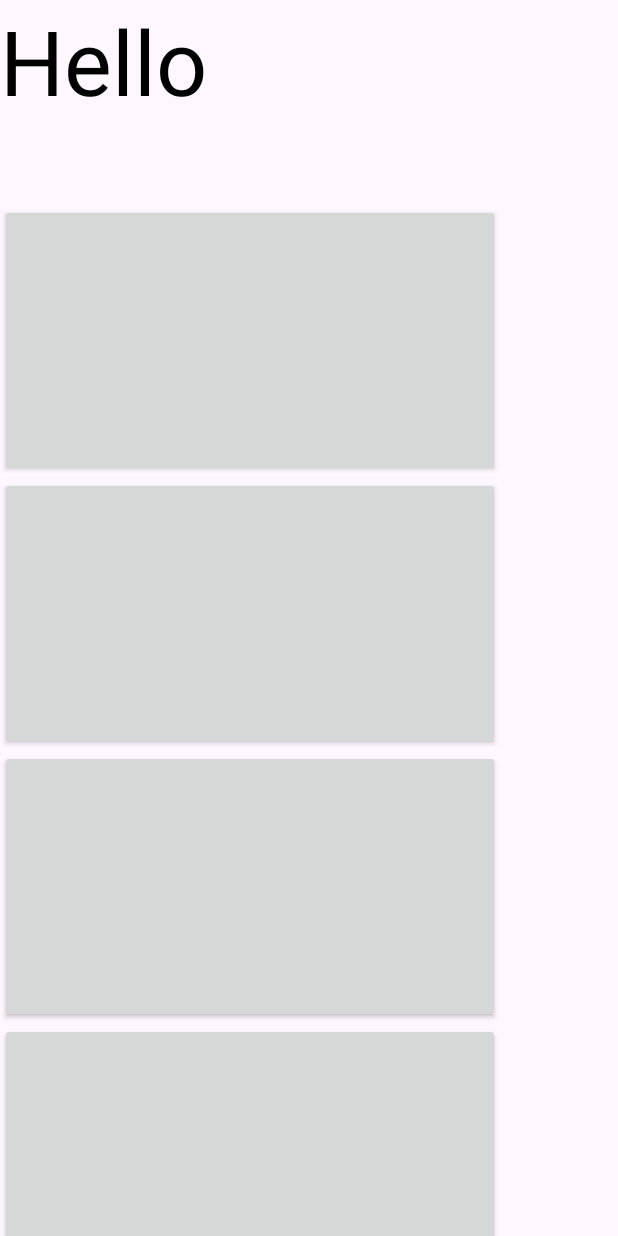
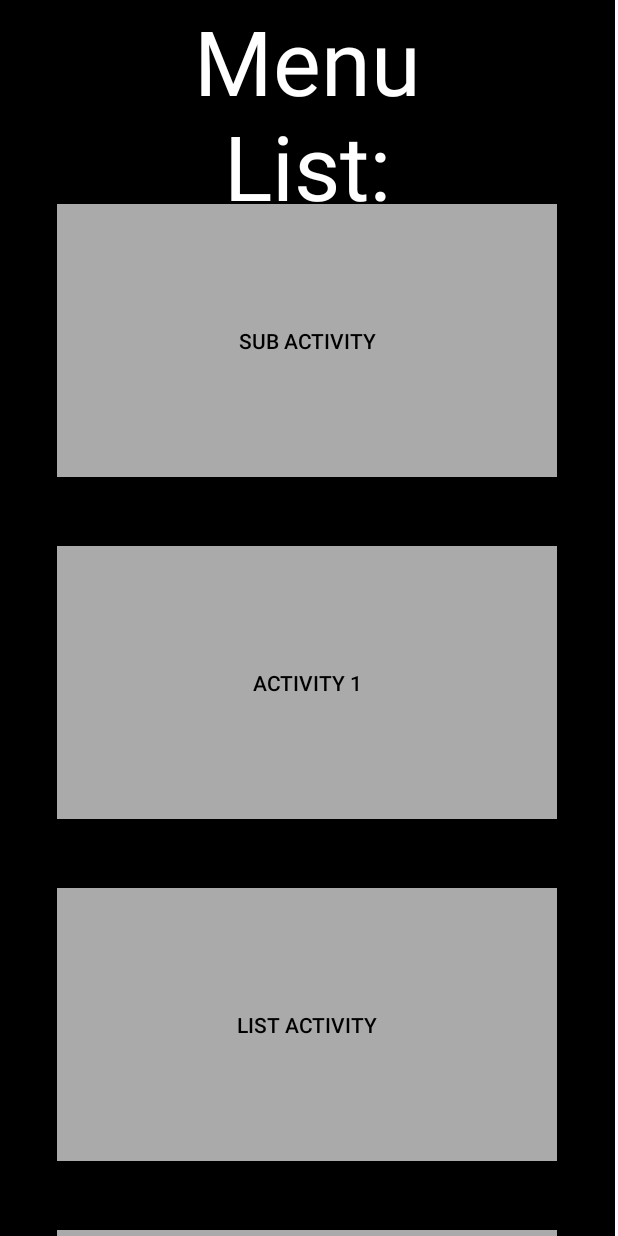
Before and after one commit to rohm08lee/Test01, an Android app: the screen it shows after launch (MainActivity), on a phone screen of 412 x 824 dp. Run offline under Robolectric (Android 15) with nearby library versions, the phone set to English and light mode, and no system bars.

Commit message:
Decorated by menu of features.

```diff
--- a/app/src/main/res/layout/activity_main.xml
+++ b/app/src/main/res/layout/activity_main.xml
@@ -4,9 +4,11 @@
     android:layout_height="wrap_content"
     xmlns:android="http://schemas.android.com/apk/res/android"
     android:orientation="vertical">
+
     <ScrollView
         android:layout_width="wrap_content"
-        android:layout_height="wrap_content">
+        android:layout_height="wrap_content"
+        android:background="@color/black">
 
         <LinearLayout
             android:id="@+id/simpleListView"
@@ -14,43 +16,90 @@
             android:layout_height="wrap_content"
             android:divider="#f00"
             android:dividerHeight="1dp"
-                android:orientation="vertical" >
-        <ListView
-                android:id="@+id/simpleImageListView"
-                android:layout_width="fill_parent"
-                android:layout_height="wrap_content"
-                android:divider="@color/material_blue_grey_800"
-                android:dividerHeight="1dp"
-                android:footerDividersEnabled="false" />
+            android:orientation="vertical">
+
             <TextView
                 android:id="@+id/textView"
-                android:layout_width="334dp"
+                android:layout_width="238dp"
                 android:layout_height="136dp"
+                android:layout_gravity="center_horizontal"
                 android:layout_weight="1"
-                android:textColor="#000001"
-                android:text="Hello"
+                android:gravity="center"
+                android:text="Menu List:"
+                android:textColor="@color/white"
                 android:textSize="60sp" />
+
+            <!--TextView
+                android:layout_width="299dp"
+                android:layout_height="29dp"
+                android:gravity=""
+                android:fontFamily="@string/material_motion_easing_accelerated"
+                android:text="By Roy"
+                android:textColor="@color/white"
+                android:textSize="10sp" /-->
 
             <Button
                 android:id="@+id/button1"
                 android:layout_width="333dp"
                 android:layout_height="182dp"
-                android:layout_weight="1"/>
+                android:gravity="center"
+                android:layout_gravity="center_horizontal"
+                android:layout_weight="1"
+                android:background="@android:color/darker_gray"
+                android:text="Sub Activity"
+                android:textColor="@android:color/black" />
+
+            <View
+                android:id="@+id/empty1"
+                android:layout_width="333dp"
+                android:layout_height="46dp"
+                android:layout_weight="1" />
+
             <Button
                 android:id="@+id/button2"
                 android:layout_width="333dp"
                 android:layout_height="182dp"
+                android:layout_weight="1"
+                android:gravity="center"
+                android:layout_gravity="center_horizontal"
+                android:background="@android:color/darker_gray"
+                android:text="Activity 1"
+                android:textColor="@android:color/black" />
+
+            <View
+                android:id="@+id/empty2"
+                android:layout_width="333dp"
+                android:layout_height="46dp"
                 android:layout_weight="1" />
+
             <Button
                 android:id="@+id/button3"
                 android:layout_width="333dp"
                 android:layout_height="182dp"
+                android:layout_weight="1"
+                android:gravity="center"
+                android:layout_gravity="center_horizontal"
+                android:background="@android:color/darker_gray"
+                android:text="List Activity"
+                android:textColor="@android:color/black" />
+
+            <View
+                android:id="@+id/empty3"
+                android:layout_width="333dp"
+                android:layout_height="46dp"
                 android:layout_weight="1" />
+
             <Button
                 android:id="@+id/button4"
                 android:layout_width="333dp"
                 android:layout_height="182dp"
-                    android:layout_weight="1" />
+                android:layout_weight="1"
+                android:gravity="center"
+                android:layout_gravity="center_horizontal"
+                android:background="@android:color/darker_gray"
+                android:text="List Image Activity"
+                android:textColor="@android:color/black" />
+
 
             <EditText
                 android:id="@+id/editTextTime"
@@ -58,7 +107,28 @@
                 android:layout_height="67dp"
                 android:layout_weight="2"
                 android:ems="10"
-                    android:inputType="time"/>
+                android:inputType="time" />
+
+            <TextView
+                android:id="@+id/textView2"
+                android:layout_width="match_parent"
+                android:layout_height="wrap_content"
+                android:layout_weight="1"
+                android:text="TextView" />
+
+            <TextView
+                android:id="@+id/textView3"
+                android:layout_width="match_parent"
+                android:layout_height="wrap_content"
+                android:layout_weight="1"
+                android:text="TextView" />
+
+            <TextView
+                android:id="@+id/textView4"
+                android:layout_width="match_parent"
+                android:layout_height="wrap_content"
+                android:layout_weight="1"
+                android:text="TextView" />
 
         </LinearLayout>
     </ScrollView>
```
Also changed, not shown: app/src/main/res/layout/activity1.xml (+7 -5 lines), app/src/main/res/layout/activity_list.xml (+12 -7 lines), app/src/main/res/layout/activity_list_images.xml (+8 -5 lines), app/src/main/res/layout/activity_sub.xml (+20 -12 lines), app/src/main/res/layout/list_layout.xml (+8 -4 lines). Lines whose indentation alone changed are shown as unchanged.
